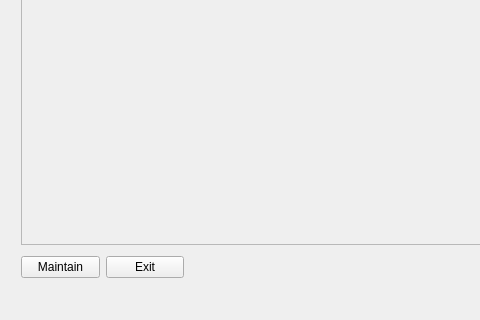
Old version of the form main.ui in the repository mikezank/billy; both pictures show x 0 to 480 and y 440 to 760 of the 856 by 760 pixel window.
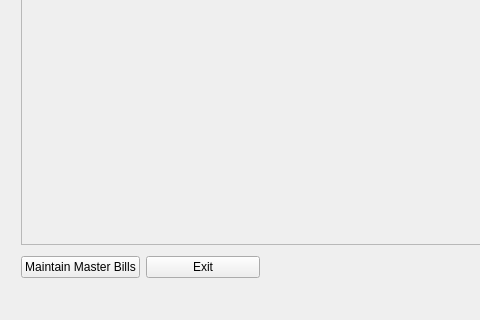
New version of the form.

```diff
--- a/main.ui
+++ b/main.ui
@@ -42,7 +42,7 @@
      <rect>
       <x>21</x>
       <y>658</y>
-      <width>163</width>
+      <width>239</width>
       <height>32</height>
      </rect>
     </property>
@@ -50,7 +50,7 @@
      <item>
       <widget class="QPushButton" name="maintainButton">
        <property name="text">
-        <string>Maintain</string>
+        <string>Maintain Master Bills</string>
        </property>
       </widget>
      </item>
```
